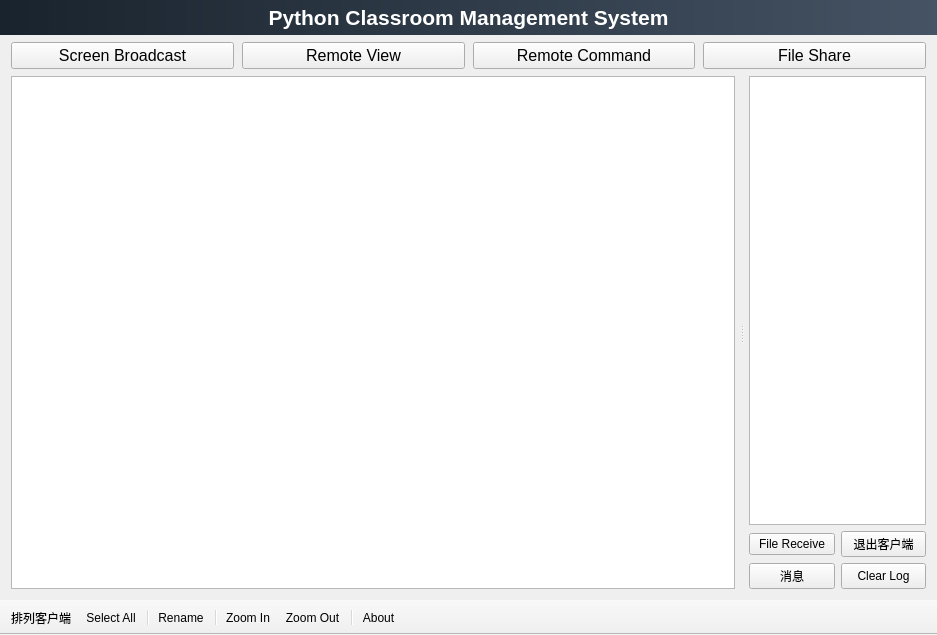
Old version of the form Console/UI/DashboardUI.ui in the repository misakano7545/PYCM.
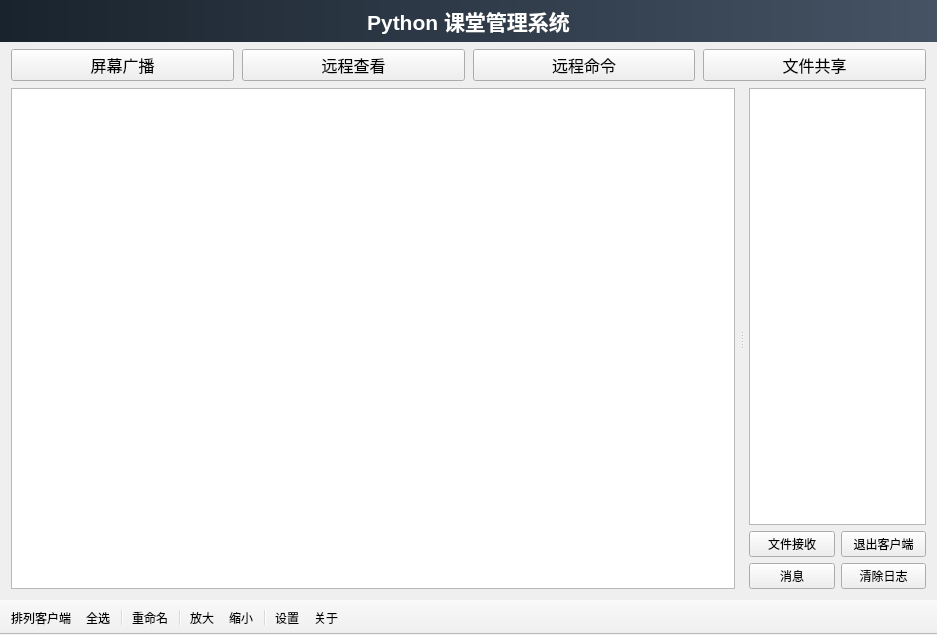
New version of the form. Icons and pictures are not drawn.

```diff
--- a/Console/UI/DashboardUI.ui
+++ b/Console/UI/DashboardUI.ui
@@ -51,7 +51,7 @@
 </string>
       </property>
       <property name="text">
-       <string>Python Classroom Management System</string>
+       <string>Python 课堂管理系统</string>
       </property>
       <property name="alignment">
        <set>Qt::AlignCenter</set>
@@ -136,7 +136,7 @@
             </font>
            </property>
            <property name="text">
-            <string>Screen Broadcast</string>
+            <string>屏幕广播</string>
            </property>
            <property name="checkable">
             <bool>true</bool>
@@ -166,7 +166,7 @@
             </font>
            </property>
            <property name="text">
-            <string>Remote View</string>
+            <string>远程查看</string>
            </property>
            <property name="checkable">
             <bool>true</bool>
@@ -193,7 +193,7 @@
             </font>
            </property>
            <property name="text">
-            <string>Remote Command</string>
+            <string>远程命令</string>
            </property>
           </widget>
          </item>
@@ -217,7 +217,7 @@
             </font>
            </property>
            <property name="text">
-            <string>File Share</string>
+            <string>文件共享</string>
            </property>
           </widget>
          </item>
@@ -361,7 +361,7 @@
                <item>
                 <widget class="QPushButton" name="file_receive_config">
                  <property name="text">
-                  <string>File Receive</string>
+                  <string>文件接收</string>
                  </property>
                 </widget>
                </item>
@@ -404,7 +404,7 @@
                   </sizepolicy>
                  </property>
                  <property name="text">
-                  <string>Clear Log</string>
+                  <string>清除日志</string>
                  </property>
                 </widget>
                </item>
@@ -472,6 +472,7 @@
    <addaction name="client_scroll_in"/>
    <addaction name="client_scroll_out"/>
    <addaction name="separator"/>
+   <addaction name="settings"/>
    <addaction name="about"/>
   </widget>
   <action name="client_sort">
@@ -481,27 +482,32 @@
   </action>
   <action name="client_select_all">
    <property name="text">
-    <string>Select All</string>
+    <string>全选</string>
    </property>
   </action>
   <action name="client_scroll_in">
    <property name="text">
-    <string>Zoom In</string>
+    <string>放大</string>
    </property>
   </action>
   <action name="client_scroll_out">
    <property name="text">
-    <string>Zoom Out</string>
+    <string>缩小</string>
    </property>
   </action>
   <action name="client_rename">
    <property name="text">
-    <string>Rename</string>
+    <string>重命名</string>
+   </property>
+  </action>
+  <action name="settings">
+   <property name="text">
+    <string>设置</string>
    </property>
   </action>
   <action name="about">
    <property name="text">
-    <string>About</string>
+    <string>关于</string>
    </property>
   </action>
  </widget>
```
Left out of the diff: 19 changed lines with no effect on the pictures.
